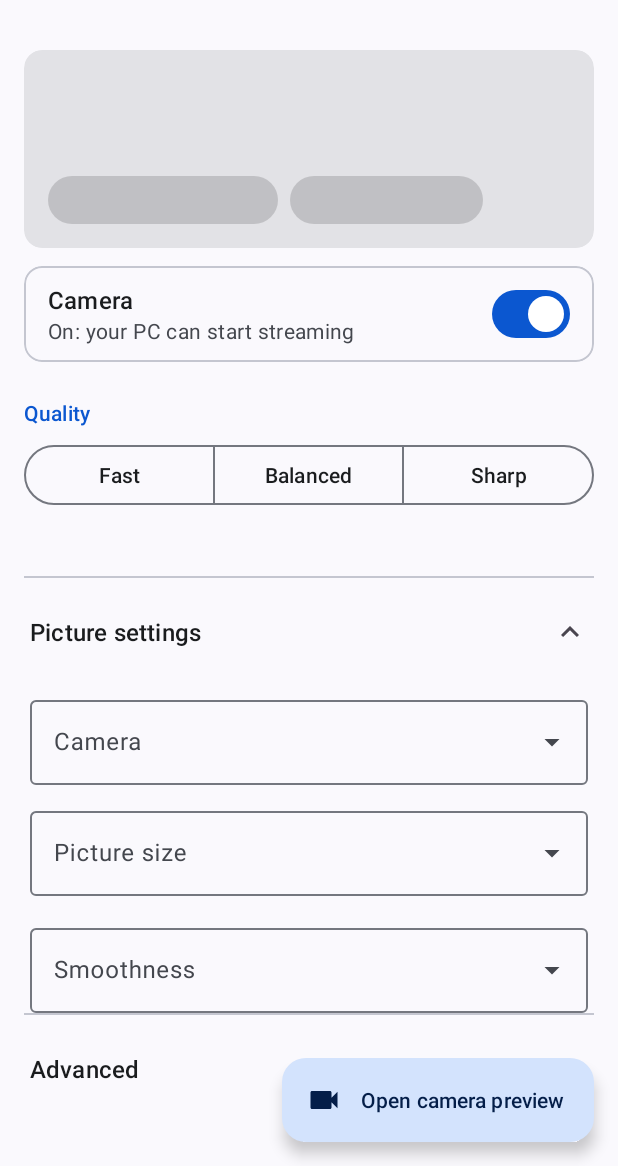
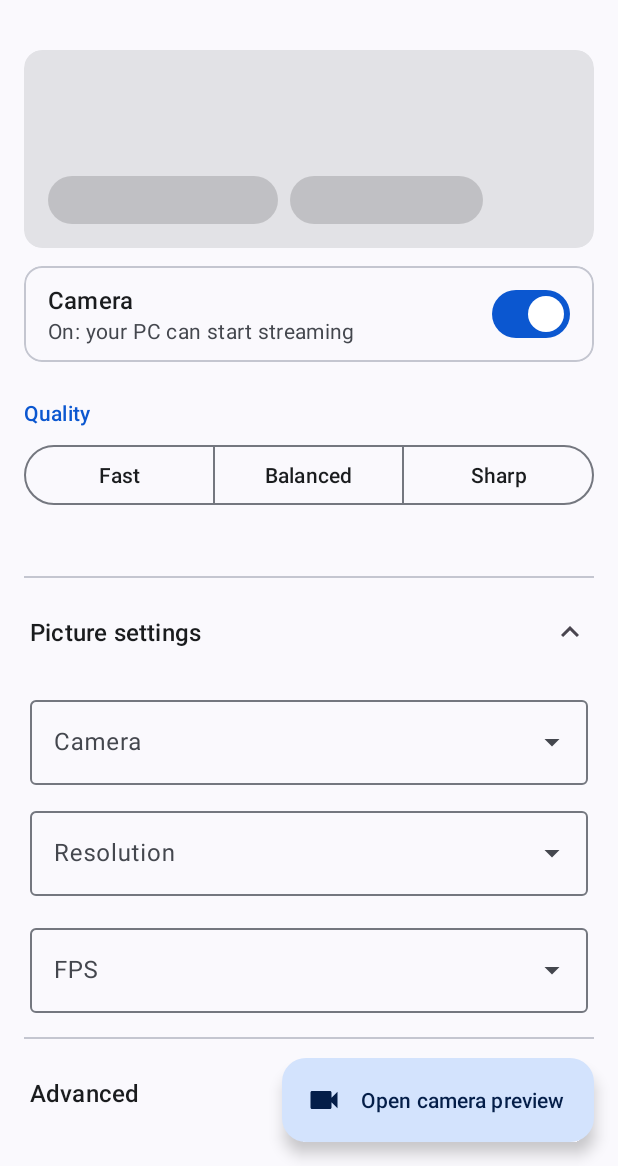
Before and after one commit to HarmanjeetS1ngh/usbcam, an Android app: the screen it shows after launch (MainActivity), after a tap on "Picture settings", on a phone screen of 412 x 824 dp, the part 70-1236 px from its top. Run offline under Robolectric (Android 15) with nearby library versions, the phone set to English and light mode, and no system bars; 15 statements that could not run were skipped.

Commit message:
UsbCam M1

```diff
--- a/app/src/main/java/com/harman/usbcam/MainActivity.kt
+++ b/app/src/main/java/com/harman/usbcam/MainActivity.kt
@@ -15,6 +15,7 @@ import android.os.Bundle
 import android.os.Handler
 import android.os.Looper
 import android.provider.Settings
+import android.view.MotionEvent
 import android.view.View
 import android.view.WindowManager
 import android.widget.ArrayAdapter
@@ -135,6 +136,33 @@ class MainActivity : AppCompatActivity() {
     override fun onSaveInstanceState(o: Bundle) {
         super.onSaveInstanceState(o)
         o.putBoolean("dirty", dirty); o.putBoolean("adv", advOpen); o.putBoolean("pic", picOpen)
+    }
+
+    /** After a theme change the screen is rebuilt and Android gives the old focus back to a drop-down, which then opens. Drop that focus. */
+    override fun onRestoreInstanceState(s: Bundle) {
+        super.onRestoreInstanceState(s)
+        releaseDropdownFocus()
+    }
+
+    /** A tap anywhere outside the focused drop-down un-selects it. */
+    override fun dispatchTouchEvent(e: MotionEvent): Boolean {
+        if (e.actionMasked == MotionEvent.ACTION_DOWN) {
+            val f = currentFocus
+            if (f is MaterialAutoCompleteTextView) {
+                val r = Rect()
+                f.getGlobalVisibleRect(r)
+                if (!r.contains(e.rawX.toInt(), e.rawY.toInt())) releaseDropdownFocus()
+            }
+        }
+        return super.dispatchTouchEvent(e)
+    }
+
+    private fun releaseDropdownFocus() {
+        if (!::ddCam.isInitialized) return
+        for (d in arrayOf(ddCam, ddRes, ddFps, ddBr)) {
+            if (d.isPopupShowing) d.dismissDropDown()
+            if (d.hasFocus()) d.clearFocus()
+        }
     }
 
     override fun onNewIntent(i: Intent) {
@@ -314,6 +342,8 @@ class MainActivity : AppCompatActivity() {
         }
         ddFps.setOnItemClickListener { _, _, pos, _ -> if (pos != fpsIdx) { fpsIdx = pos; changed() } }
         ddBr.setOnItemClickListener { _, _, pos, _ -> if (pos != brIdx) { brIdx = pos; changed() } }
+        // after a pick, or when the list is closed without a pick, the field loses its selected state
+        for (d in arrayOf(ddCam, ddRes, ddFps, ddBr)) d.setOnDismissListener { ui.post { releaseDropdownFocus() } }
         chipZoomed.setOnClickListener { explain(R.string.chip_zoomed, R.string.chip_zoomed_why) }
         chipUntested.setOnClickListener { explain(R.string.chip_untested, R.string.chip_untested_why) }
 
--- a/app/src/main/res/layout-w600dp/activity_main.xml
+++ b/app/src/main/res/layout-w600dp/activity_main.xml
@@ -7,14 +7,14 @@
     </com.google.android.material.appbar.AppBarLayout>
     <LinearLayout android:layout_width="match_parent" android:layout_height="match_parent" android:orientation="horizontal"
         android:baselineAligned="false" app:layout_behavior="@string/appbar_scrolling_view_behavior">
-        <androidx.core.widget.NestedScrollView android:layout_width="0dp" android:layout_height="match_parent" android:layout_weight="1"
+        <androidx.core.widget.NestedScrollView android:id="@+id/scroll_left" android:layout_width="0dp" android:layout_height="match_parent" android:layout_weight="1"
             android:clipToPadding="false" android:paddingBottom="@dimen/fab_clearance">
             <LinearLayout android:layout_width="match_parent" android:layout_height="wrap_content" android:orientation="vertical" android:padding="@dimen/space_16"
             android:focusable="true" android:focusableInTouchMode="true" android:defaultFocusHighlightEnabled="false">
                 <include layout="@layout/pane_status" />
             </LinearLayout>
         </androidx.core.widget.NestedScrollView>
-        <androidx.core.widget.NestedScrollView android:layout_width="0dp" android:layout_height="match_parent" android:layout_weight="1.3"
+        <androidx.core.widget.NestedScrollView android:id="@+id/scroll_right" android:layout_width="0dp" android:layout_height="match_parent" android:layout_weight="1.3"
             android:clipToPadding="false" android:paddingBottom="@dimen/fab_clearance">
             <LinearLayout android:layout_width="match_parent" android:layout_height="wrap_content" android:orientation="vertical" android:padding="@dimen/space_16"
             android:focusable="true" android:focusableInTouchMode="true" android:defaultFocusHighlightEnabled="false">
--- a/app/src/main/res/layout/activity_main.xml
+++ b/app/src/main/res/layout/activity_main.xml
@@ -5,7 +5,7 @@
         <com.google.android.material.appbar.MaterialToolbar android:id="@+id/toolbar" android:layout_width="match_parent"
             android:layout_height="?attr/actionBarSize" app:title="@string/app_name" />
     </com.google.android.material.appbar.AppBarLayout>
-    <androidx.core.widget.NestedScrollView android:layout_width="match_parent" android:layout_height="match_parent"
+    <androidx.core.widget.NestedScrollView android:id="@+id/scroll_main" android:layout_width="match_parent" android:layout_height="match_parent"
         android:fillViewport="true" android:clipToPadding="false" android:paddingBottom="@dimen/fab_clearance"
         app:layout_behavior="@string/appbar_scrolling_view_behavior">
         <LinearLayout android:layout_width="match_parent" android:layout_height="wrap_content" android:orientation="vertical" android:padding="@dimen/space_16"
--- a/app/src/main/res/layout/pane_settings.xml
+++ b/app/src/main/res/layout/pane_settings.xml
@@ -25,7 +25,7 @@
             android:src="@drawable/ic_expand_more" android:importantForAccessibility="no" />
     </LinearLayout>
     <LinearLayout android:id="@+id/pic_body" android:layout_width="match_parent" android:layout_height="wrap_content"
-        android:orientation="vertical" android:visibility="gone" android:paddingStart="@dimen/space_4" android:paddingEnd="@dimen/space_4">
+        android:orientation="vertical" android:visibility="gone" android:paddingStart="@dimen/space_4" android:paddingEnd="@dimen/space_4" android:paddingBottom="@dimen/space_16">
         <com.google.android.material.textfield.TextInputLayout android:id="@+id/til_cam"
             style="@style/Widget.Material3.TextInputLayout.OutlinedBox.ExposedDropdownMenu"
             android:layout_width="match_parent" android:layout_height="wrap_content"
@@ -69,11 +69,11 @@
             android:src="@drawable/ic_expand_more" android:importantForAccessibility="no" />
     </LinearLayout>
     <LinearLayout android:id="@+id/adv_body" android:layout_width="match_parent" android:layout_height="wrap_content"
-        android:orientation="vertical" android:visibility="gone" android:paddingStart="@dimen/space_4" android:paddingEnd="@dimen/space_4">
+        android:orientation="vertical" android:visibility="gone" android:paddingStart="@dimen/space_4" android:paddingEnd="@dimen/space_4" android:paddingBottom="@dimen/space_8">
         <TextView android:layout_width="wrap_content" android:layout_height="wrap_content" android:text="@string/appearance"
             android:layout_marginTop="@dimen/space_8" android:textAppearance="?attr/textAppearanceTitleMedium" android:textColor="?attr/colorOnSurface" />
         <com.google.android.material.button.MaterialButtonToggleGroup android:id="@+id/theme_group"
-            android:layout_width="match_parent" android:layout_height="wrap_content" android:layout_marginTop="@dimen/space_8"
+            android:layout_width="match_parent" android:layout_height="wrap_content" android:layout_marginTop="@dimen/space_8" android:layout_marginBottom="@dimen/space_8"
             app:singleSelection="true" app:selectionRequired="true">
             <com.google.android.material.button.MaterialButton android:id="@+id/theme_system" style="?attr/materialButtonOutlinedStyle" app:backgroundTint="@color/seg_bg" android:textColor="@color/seg_text" app:iconTint="@color/seg_text" android:layout_width="0dp" android:layout_height="wrap_content" android:layout_weight="1" android:minHeight="@dimen/touch_min" android:text="@string/theme_system" />
             <com.google.android.material.button.MaterialButton android:id="@+id/theme_light" style="?attr/materialButtonOutlinedStyle" app:backgroundTint="@color/seg_bg" android:textColor="@color/seg_text" app:iconTint="@color/seg_text" android:layout_width="0dp" android:layout_height="wrap_content" android:layout_weight="1" android:minHeight="@dimen/touch_min" android:text="@string/theme_light" />
--- a/app/src/main/res/values/strings.xml
+++ b/app/src/main/res/values/strings.xml
@@ -44,15 +44,15 @@
     <string name="preset_balanced">Balanced</string>
     <string name="preset_sharp">Sharp</string>
     <string name="preset_custom">Custom</string>
-    <string name="summary_fmt">%1$s: %2$d×%3$d, %4$d frames per second, about %5$d Mbit/s</string>
+    <string name="summary_fmt">%1$s: %2$d×%3$d, %4$d fps, about %5$d Mbit/s</string>
     <string name="section_picture">Camera and picture</string>
     <string name="hint_camera">Camera</string>
     <string name="helper_camera">The back camera usually gives the best picture.</string>
-    <string name="hint_resolution">Picture size</string>
+    <string name="hint_resolution">Resolution</string>
     <string name="helper_resolution">Bigger is sharper but uses more power and data.</string>
-    <string name="hint_fps">Smoothness</string>
-    <string name="helper_fps">More frames per second looks smoother.</string>
-    <string name="fps_item">%1$d frames per second</string>
+    <string name="hint_fps">FPS</string>
+    <string name="helper_fps">More fps looks smoother.</string>
+    <string name="fps_item">%1$d fps</string>
     <string name="facing_back">Back</string>
     <string name="facing_front">Front</string>
     <string name="cam_label">%1$s camera · #%2$s</string>
@@ -72,12 +72,12 @@
 
     <!-- protection / advanced / info -->
     <string name="protect_title">Protect the phone</string>
-    <string name="protect_support">Lowers quality when warm. Stops when hot or the battery is low.</string>
+    <string name="protect_support">Keeps your phone safe. If it gets warm, the picture quality is lowered a little to cool it down. If it gets too hot or the battery is very low, streaming stops.</string>
     <string name="advanced">Advanced</string>
     <string name="device_info">Device info</string>
     <string name="state_expanded">Expanded</string>
     <string name="state_collapsed">Collapsed</string>
-    <string name="hint_bitrate">Picture data rate</string>
+    <string name="hint_bitrate">Bitrate</string>
     <string name="helper_bitrate">Higher is sharper but uses more of the USB link.</string>
     <string name="bitrate_auto">Automatic (recommended)</string>
     <string name="bitrate_item">%1$d Mbit/s</string>
@@ -174,8 +174,8 @@
     <string name="heat_hot">Too hot</string>
     <string name="di_batt_value">%1$d%%</string>
     <string name="di_temp_value">%1$.1f °C</string>
-    <string name="di_sending_value">%1$d×%2$d, %3$d frames per second</string>
+    <string name="di_sending_value">%1$d×%2$d, %3$d fps</string>
     <string name="di_cam_name">%1$s camera</string>
     <string name="di_lens_name">%1$s lens %2$s mm</string>
-    <string name="di_cam_value">%1$s · up to %2$d frames per second</string>
+    <string name="di_cam_value">%1$s · up to %2$d fps</string>
 </resources>
```
Also changed, not shown: 1 other file.
